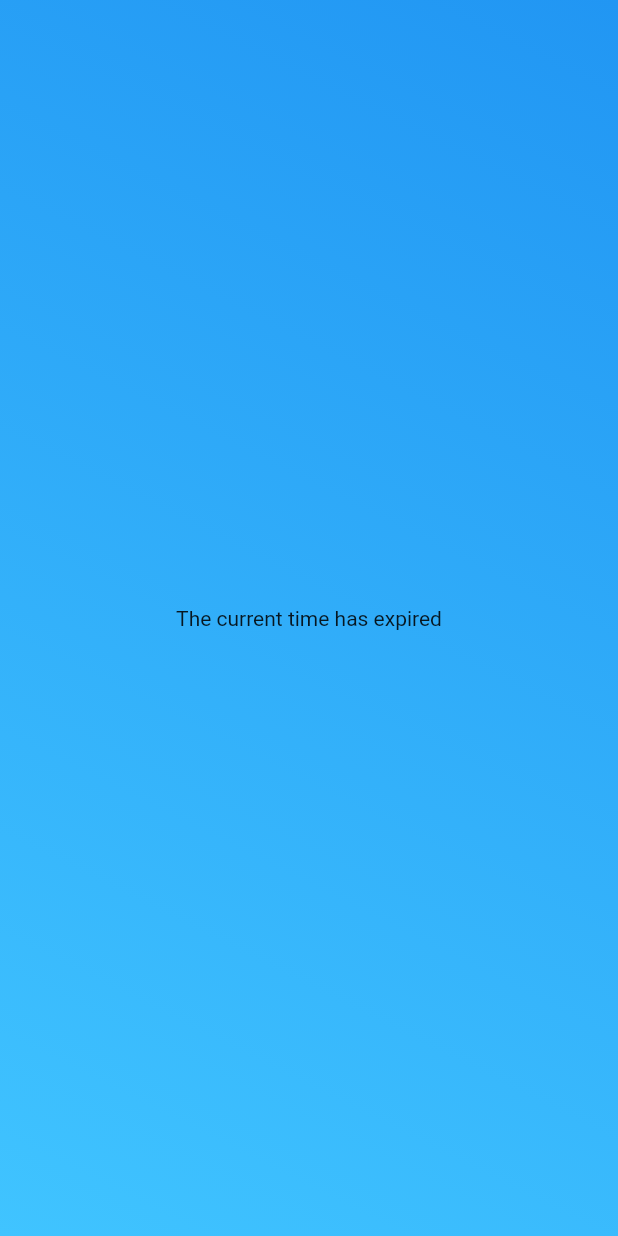
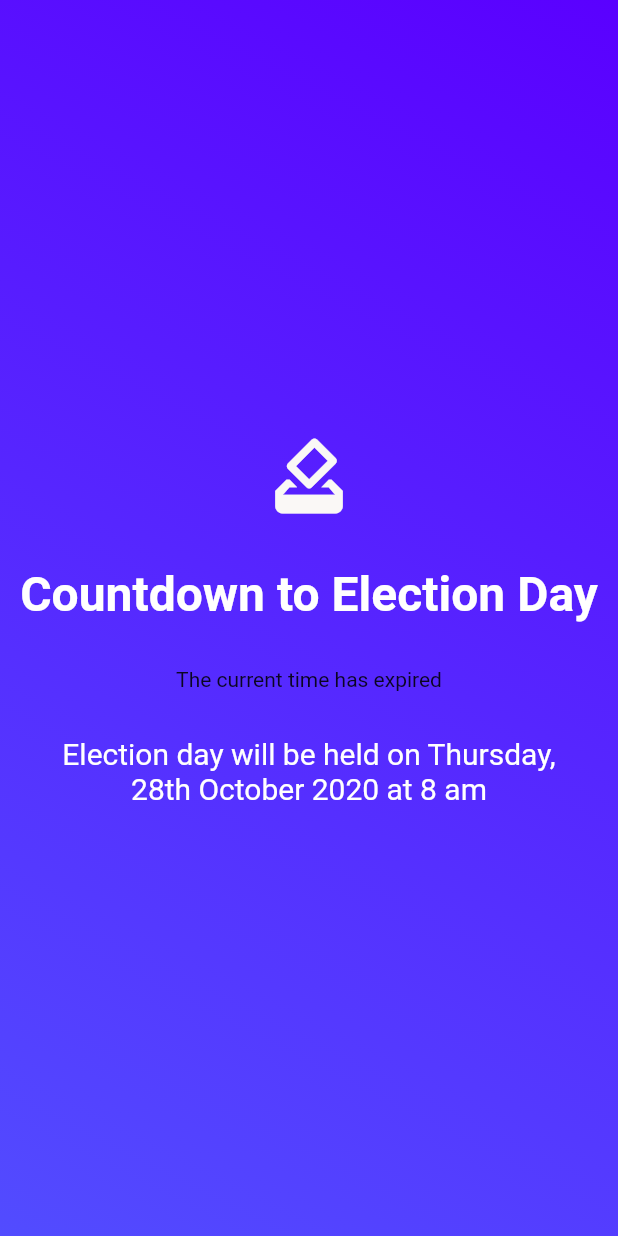
Before and after one commit to RafiIzzatulRizquFaris/election_flutter_app, a Flutter app: the Countdown screen opened directly, on a phone screen of 412 x 824 dp. Run offline on Flutter 3.47's test engine with Material 2 defaults, Android fonts, the phone set to English and light mode, and no system bars; drawn by our look-alikes of flutter_countdown_timer; our stand-ins replace animated_text_kit, cloud_firestore, confetti, firebase_auth, shared_preferences; accounts and stored records are empty.

Commit message:
add vote_illustration.png

```diff
--- a/lib/countdown.dart
+++ b/lib/countdown.dart
@@ -1,3 +1,5 @@
+import 'package:confetti/confetti.dart';
+import 'package:election_flutter_app/app_color.dart';
 import 'package:election_flutter_app/home.dart';
 import 'package:flutter/cupertino.dart';
 import 'package:flutter/material.dart';
@@ -11,29 +13,63 @@ class Countdown extends StatefulWidget {
 }
 
 class CountdownScreen extends State<Countdown> {
-  int estimateTs = DateTime(2020, 9, 21, 9, 10, 00).millisecondsSinceEpoch;
+  int estimateTs = DateTime(2020, 9, 23, 9, 28, 00).millisecondsSinceEpoch;
   bool isDone;
+  ConfettiController _controllerCenter;
 
   @override
   void initState() {
     super.initState();
     isDone = false;
+    _controllerCenter =
+        ConfettiController(duration: const Duration(seconds: 10));
+  }
+
+  @override
+  void dispose() {
+    _controllerCenter.dispose();
+    super.dispose();
   }
 
   @override
   Widget build(BuildContext context) {
     return Scaffold(
       body: Container(
+        height: MediaQuery.of(context).size.height,
+        width: MediaQuery.of(context).size.width,
         decoration: BoxDecoration(
           gradient: LinearGradient(colors: [
-            Colors.blue,
-            Colors.lightBlueAccent,
+            AppColor().blueColor,
+            Color(0xff524CFF),
           ], begin: Alignment.topRight, end: Alignment.bottomLeft),
         ),
-        child: isDone
-            ? endCountdownWidget()
-            : CountdownTimer(
-                emptyWidget: endCountdownWidget(),
+        child: isDone ? endCountdownWidget() : beginCountdownWidget(),
+      ),
+    );
+  }
+
+  beginCountdownWidget() {
+    return Column(
+      mainAxisAlignment: MainAxisAlignment.center,
+      children: [
+        Padding(
+          padding: EdgeInsets.only(bottom: 30),
+          child: Icon(
+            Icons.how_to_vote,
+            color: AppColor().whiteColor,
+            size: 60,
+          ),
+        ),
+        Padding(
+          padding: EdgeInsets.only(bottom: 30),
+          child: Text(
+            "Countdown to Election Day",
+            style: TextStyle(
+                fontSize: 32, color: Colors.white, fontWeight: FontWeight.w700),
+          ),
+        ),
+        CountdownTimer(
+          emptyWidget: emptyWidget(),
           endTime: estimateTs,
           onEnd: () {
             setState(() {
@@ -44,41 +80,112 @@ class CountdownScreen extends State<Countdown> {
           hoursTextStyle: TextStyle(fontSize: 30, color: Colors.white60),
           minTextStyle: TextStyle(fontSize: 40, color: Colors.white70),
           secTextStyle: TextStyle(fontSize: 50, color: Colors.white),
-                daysSymbolTextStyle:
-                    TextStyle(fontSize: 25, color: Colors.white54),
-                hoursSymbolTextStyle:
-                    TextStyle(fontSize: 35, color: Colors.white60),
-                minSymbolTextStyle:
-                    TextStyle(fontSize: 45, color: Colors.white70),
-                secSymbolTextStyle:
-                    TextStyle(fontSize: 55, color: Colors.white),
+          daysSymbolTextStyle: TextStyle(fontSize: 25, color: Colors.white54),
+          hoursSymbolTextStyle: TextStyle(fontSize: 35, color: Colors.white60),
+          minSymbolTextStyle: TextStyle(fontSize: 45, color: Colors.white70),
+          secSymbolTextStyle: TextStyle(fontSize: 55, color: Colors.white),
+          daysSymbol: "d",
+          hoursSymbol: "h",
+          minSymbol: "m",
+          secSymbol: "s",
+        ),
+        Padding(
+          padding: EdgeInsets.only(top: 30, left: 30, right: 30),
+          child: Text(
+            "Election day will be held on Thursday, 28th October 2020 at 8 am",
+            style: TextStyle(fontSize: 20, color: Colors.white),
+            textAlign: TextAlign.center,
           ),
         ),
+      ],
     );
   }
 
   endCountdownWidget() {
-    return Column(
+    _controllerCenter.play();
+    return Stack(
+      children: [
+        Align(
+          alignment: Alignment.center,
+          child: ConfettiWidget(
+            confettiController: _controllerCenter,
+            blastDirectionality: BlastDirectionality
+                .explosive, // don't specify a direction, blast randomly
+            shouldLoop:
+                true, // start again as soon as the animation is finished
+            colors: [
+              Colors.green,
+              Colors.blue,
+              Colors.pink,
+              Colors.orange,
+              Colors.purple
+            ], // manually specify the colors to be used
+          ),
+        ),
+        Column(
           mainAxisAlignment: MainAxisAlignment.center,
           children: [
+            Padding(
+              padding: EdgeInsets.only(bottom: 30),
+              child: Icon(
+                Icons.how_to_vote,
+                color: AppColor().whiteColor,
+                size: 60,
+              ),
+            ),
             Text(
               "Countdown Finished",
+              style: TextStyle(
+                  fontSize: 32,
+                  color: Colors.white,
+                  fontWeight: FontWeight.w700),
+            ),
+            Padding(
+              padding: EdgeInsets.only(top: 10, left: 30, right: 30),
+              child: Text(
+                "Today is the day to choose the leader of your choice",
                 style: TextStyle(fontSize: 20, color: Colors.white),
+                textAlign: TextAlign.center,
               ),
-        FlatButton(
+            ),
+            Padding(
+              padding: EdgeInsets.all(30),
+              child: FlatButton(
                 onPressed: () {
-            Navigator.pushReplacement(context, MaterialPageRoute(builder: (context) {
+                  Navigator.push(context, MaterialPageRoute(builder: (context) {
                     return Home();
                   }));
                 },
-          child: Text(
-            "Pilih Sekarang !",
+                child: Row(
+                  mainAxisSize: MainAxisSize.min,
+                  children: [
+                    Text(
+                      "Vote Now!",
+                      style: TextStyle(
+                        color: AppColor().blueColor,
+                        fontSize: 24,
                       ),
-          color: Colors.blueAccent,
-          textColor: Colors.white,
-          padding: EdgeInsets.all(10),
+                    ),
+                  ],
+                ),
+                color: AppColor().whiteColor,
+                textColor: AppColor().blueColor,
+                padding: EdgeInsets.all(15),
+                shape: RoundedRectangleBorder(
+                    borderRadius: new BorderRadius.circular(30)),
+              ),
+            ),
+          ],
         ),
       ],
     );
   }
+
+  emptyWidget() {
+    setState(() {
+      isDone = true;
+    });
+    print("Empty Widget");
+    return Text("Restart your app to continue vote up", style: TextStyle(color: Colors.white),);
   }
+}
--- a/lib/home.dart
+++ b/lib/home.dart
@@ -1,6 +1,7 @@
 import 'dart:ui';
 
 import 'package:cloud_firestore/cloud_firestore.dart';
+import 'package:election_flutter_app/app_color.dart';
 import 'package:election_flutter_app/contract/info_candidate_contract.dart';
 import 'package:election_flutter_app/presenter/info_candidate_presenter.dart';
 import 'package:flutter/material.dart';
@@ -52,12 +53,12 @@ class HomeScreen extends State<Home>
         ),
         child: infoCandidateList == null
             ? CircularProgressIndicator(
-                backgroundColor: Colors.blueAccent,
+                backgroundColor: AppColor().blueColor,
               )
             : Container(
                 width: MediaQuery.of(context).size.width,
                 height: MediaQuery.of(context).size.height,
-                color: Colors.blue,
+                color: AppColor().blueColor,
                 child: SafeArea(
                   child: Column(
                     mainAxisAlignment: MainAxisAlignment.start,
--- a/lib/main.dart
+++ b/lib/main.dart
@@ -1,4 +1,5 @@
 import 'package:cloud_firestore/cloud_firestore.dart';
+import 'package:election_flutter_app/countdown.dart';
 import 'package:election_flutter_app/home.dart';
 import 'package:election_flutter_app/launcher.dart';
 import 'package:election_flutter_app/post.dart';
@@ -37,11 +38,11 @@ class MyApp extends StatelessWidget {
                 builder: (context, snapshot) {
                   print(snapshot.data);
                   if(snapshot.data == false){
-                    return Home();
+                    return Countdown();
                   }else if(snapshot.data == true){
                     return Post();
                   }else{
-                    return Home();
+                    return Countdown();
                   }
                 },
               ),
```
Also changed, not shown: lib/launcher.dart (+16 -3 lines), lib/login.dart (+5 -12 lines), assets/vote_illustration.png (added). Lines whose indentation alone changed are shown as unchanged.
